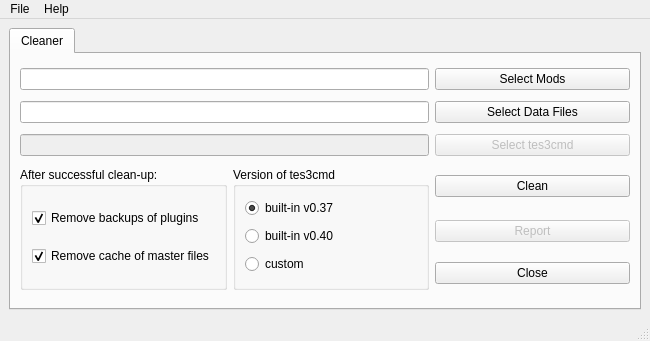
Qt form moht/ui/qtgui.ui (emcek/modhelpertool) before a commit.
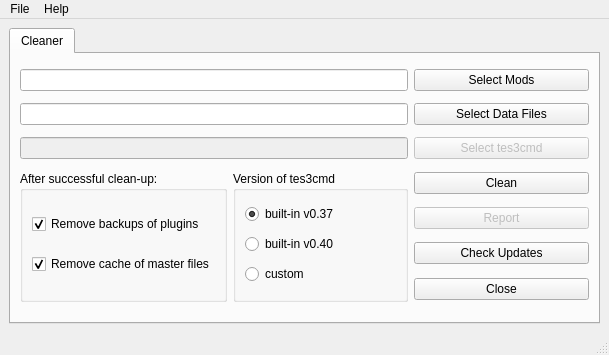
The same form after that commit. Icons and pictures are not drawn.

Commit message: add button and menu item

Patch:
```diff
--- a/moht/ui/qtgui.ui
+++ b/moht/ui/qtgui.ui
@@ -6,14 +6,14 @@
    <rect>
     <x>0</x>
     <y>0</y>
-    <width>650</width>
-    <height>341</height>
+    <width>609</width>
+    <height>355</height>
    </rect>
   </property>
   <property name="minimumSize">
    <size>
     <width>420</width>
-    <height>341</height>
+    <height>355</height>
    </size>
   </property>
   <property name="windowTitle">
@@ -35,6 +35,49 @@
         <string>Cleaner</string>
        </attribute>
        <layout class="QGridLayout" name="gridLayout_2">
+        <item row="0" column="2">
+         <widget class="QPushButton" name="pb_mods_dir">
+          <property name="toolTip">
+           <string>&lt;html&gt;&lt;head/&gt;&lt;body&gt;&lt;p&gt;Select root folder with Mods to clean.&lt;/p&gt;&lt;/body&gt;&lt;/html&gt;</string>
+          </property>
+          <property name="text">
+           <string>Select Mods</string>
+          </property>
+         </widget>
+        </item>
+        <item row="3" column="1" rowspan="4">
+         <widget class="QGroupBox" name="groupBox_2">
+          <property name="title">
+           <string>Version of tes3cmd</string>
+          </property>
+          <layout class="QVBoxLayout" name="verticalLayout_2">
+           <item>
+            <widget class="QRadioButton" name="rb_0_37">
+             <property name="text">
+              <string>built-in v0.37</string>
+             </property>
+             <property name="checked">
+              <bool>true</bool>
+             </property>
+            </widget>
+           </item>
+           <item>
+            <widget class="QRadioButton" name="rb_0_40">
+             <property name="text">
+              <string>built-in v0.40</string>
+             </property>
+            </widget>
+           </item>
+           <item>
+            <widget class="QRadioButton" name="rb_custom">
+             <property name="text">
+              <string>custom</string>
+             </property>
+            </widget>
+           </item>
+          </layout>
+         </widget>
+        </item>
         <item row="0" column="0" colspan="2">
          <widget class="QLineEdit" name="le_mods_dir"/>
         </item>
@@ -45,10 +88,26 @@
           </property>
          </widget>
         </item>
-        <item row="3" column="2">
-         <widget class="QPushButton" name="pb_clean">
+        <item row="2" column="2">
+         <widget class="QPushButton" name="pb_tes3cmd">
+          <property name="enabled">
+           <bool>false</bool>
+          </property>
+          <property name="toolTip">
+           <string>&lt;html&gt;&lt;head/&gt;&lt;body&gt;&lt;p&gt;Select custom &lt;span style=&quot; font-weight:600;&quot;&gt;tes3cmd&lt;/span&gt; executable file, or keep using built-in one&lt;/p&gt;&lt;/body&gt;&lt;/html&gt;</string>
+          </property>
           <property name="text">
-           <string>Clean</string>
+           <string>Select tes3cmd</string>
+          </property>
+         </widget>
+        </item>
+        <item row="4" column="2">
+         <widget class="QPushButton" name="pb_report">
+          <property name="enabled">
+           <bool>false</bool>
+          </property>
+          <property name="text">
+           <string>Report</string>
           </property>
          </widget>
         </item>
@@ -62,24 +121,7 @@
           </property>
          </widget>
         </item>
-        <item row="5" column="2">
-         <widget class="QPushButton" name="pb_close">
-          <property name="text">
-           <string>Close</string>
-          </property>
-         </widget>
-        </item>
-        <item row="4" column="2">
-         <widget class="QPushButton" name="pb_report">
-          <property name="enabled">
-           <bool>false</bool>
-          </property>
-          <property name="text">
-           <string>Report</string>
-          </property>
-         </widget>
-        </item>
-        <item row="3" column="0" rowspan="3">
+        <item row="3" column="0" rowspan="4">
          <widget class="QGroupBox" name="groupBox">
           <property name="title">
            <string>After successful clean-up:</string>
@@ -114,63 +156,28 @@
           </layout>
          </widget>
         </item>
-        <item row="2" column="2">
-         <widget class="QPushButton" name="pb_tes3cmd">
-          <property name="enabled">
-           <bool>false</bool>
-          </property>
-          <property name="toolTip">
-           <string>&lt;html&gt;&lt;head/&gt;&lt;body&gt;&lt;p&gt;Select custom &lt;span style=&quot; font-weight:600;&quot;&gt;tes3cmd&lt;/span&gt; executable file, or keep using built-in one&lt;/p&gt;&lt;/body&gt;&lt;/html&gt;</string>
-          </property>
-          <property name="text">
-           <string>Select tes3cmd</string>
-          </property>
-         </widget>
-        </item>
-        <item row="0" column="2">
-         <widget class="QPushButton" name="pb_mods_dir">
-          <property name="toolTip">
-           <string>&lt;html&gt;&lt;head/&gt;&lt;body&gt;&lt;p&gt;Select root folder with Mods to clean.&lt;/p&gt;&lt;/body&gt;&lt;/html&gt;</string>
-          </property>
-          <property name="text">
-           <string>Select Mods</string>
-          </property>
-         </widget>
-        </item>
         <item row="1" column="0" colspan="2">
          <widget class="QLineEdit" name="le_morrowind_dir"/>
         </item>
-        <item row="3" column="1" rowspan="3">
-         <widget class="QGroupBox" name="groupBox_2">
-          <property name="title">
-           <string>Version of tes3cmd</string>
+        <item row="3" column="2">
+         <widget class="QPushButton" name="pb_clean">
+          <property name="text">
+           <string>Clean</string>
           </property>
-          <layout class="QVBoxLayout" name="verticalLayout_2">
-           <item>
-            <widget class="QRadioButton" name="rb_0_37">
-             <property name="text">
-              <string>built-in v0.37</string>
-             </property>
-             <property name="checked">
-              <bool>true</bool>
-             </property>
-            </widget>
-           </item>
-           <item>
-            <widget class="QRadioButton" name="rb_0_40">
-             <property name="text">
-              <string>built-in v0.40</string>
-             </property>
-            </widget>
-           </item>
-           <item>
-            <widget class="QRadioButton" name="rb_custom">
-             <property name="text">
-              <string>custom</string>
-             </property>
-            </widget>
-           </item>
-          </layout>
+         </widget>
+        </item>
+        <item row="6" column="2">
+         <widget class="QPushButton" name="pb_close">
+          <property name="text">
+           <string>Close</string>
+          </property>
+         </widget>
+        </item>
+        <item row="5" column="2">
+         <widget class="QPushButton" name="pb_chk_updates">
+          <property name="text">
+           <string>Check Updates</string>
+          </property>
          </widget>
         </item>
        </layout>
@@ -184,7 +191,7 @@
     <rect>
      <x>0</x>
      <y>0</y>
-     <width>650</width>
+     <width>609</width>
      <height>27</height>
     </rect>
    </property>
@@ -202,6 +209,8 @@
     <addaction name="separator"/>
     <addaction name="actionAboutMoht"/>
     <addaction name="actionAboutQt"/>
+    <addaction name="separator"/>
+    <addaction name="actionCheckUpdates"/>
    </widget>
    <addaction name="menuFile"/>
    <addaction name="menuHelp"/>
@@ -230,6 +239,11 @@
     <string>About Qt</string>
    </property>
   </action>
+  <action name="actionCheckUpdates">
+   <property name="text">
+    <string>Check updates</string>
+   </property>
+  </action>
  </widget>
  <tabstops>
   <tabstop>tabWidget</tabstop>
```
